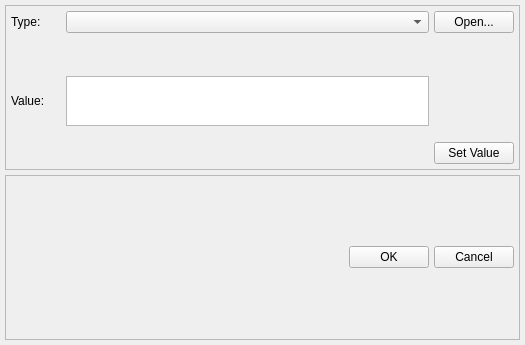
Old version of the form libs/asn1editor/asn1editor.ui in the repository esa/spacecreator.
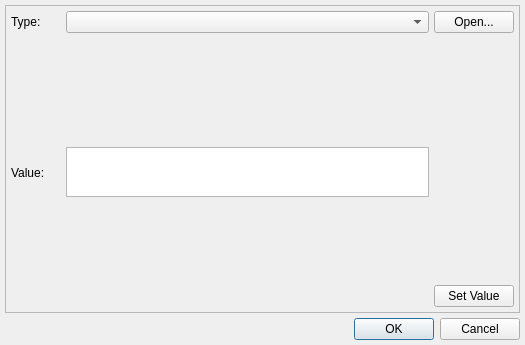
New version of the form.

Commit message: ASN1 dialog - "cancel" button handled.

What changed in the file:
```diff
--- a/libs/asn1editor/asn1editor.ui
+++ b/libs/asn1editor/asn1editor.ui
@@ -186,57 +186,10 @@
     </widget>
    </item>
    <item>
-    <widget class="QFrame" name="btnFrame">
-     <property name="frameShape">
-      <enum>QFrame::StyledPanel</enum>
+    <widget class="QDialogButtonBox" name="buttonBox">
+     <property name="standardButtons">
+      <set>QDialogButtonBox::Cancel|QDialogButtonBox::Ok</set>
      </property>
-     <property name="frameShadow">
-      <enum>QFrame::Sunken</enum>
-     </property>
-     <layout class="QHBoxLayout" name="horizontalLayout_2">
-      <property name="spacing">
-       <number>5</number>
-      </property>
-      <property name="leftMargin">
-       <number>5</number>
-      </property>
-      <property name="topMargin">
-       <number>5</number>
-      </property>
-      <property name="rightMargin">
-       <number>5</number>
-      </property>
-      <property name="bottomMargin">
-       <number>5</number>
-      </property>
-      <item>
-       <spacer name="horizontalSpacer_2">
-        <property name="orientation">
-         <enum>Qt::Horizontal</enum>
-        </property>
-        <property name="sizeHint" stdset="0">
-         <size>
-          <width>340</width>
-          <height>20</height>
-         </size>
-        </property>
-       </spacer>
-      </item>
-      <item>
-       <widget class="QPushButton" name="okBtn">
-        <property name="text">
-         <string>OK</string>
-        </property>
-       </widget>
-      </item>
-      <item>
-       <widget class="QPushButton" name="cancelBtn">
-        <property name="text">
-         <string>Cancel</string>
-        </property>
-       </widget>
-      </item>
-     </layout>
     </widget>
    </item>
   </layout>
```
The commit also changes 3 other files.
